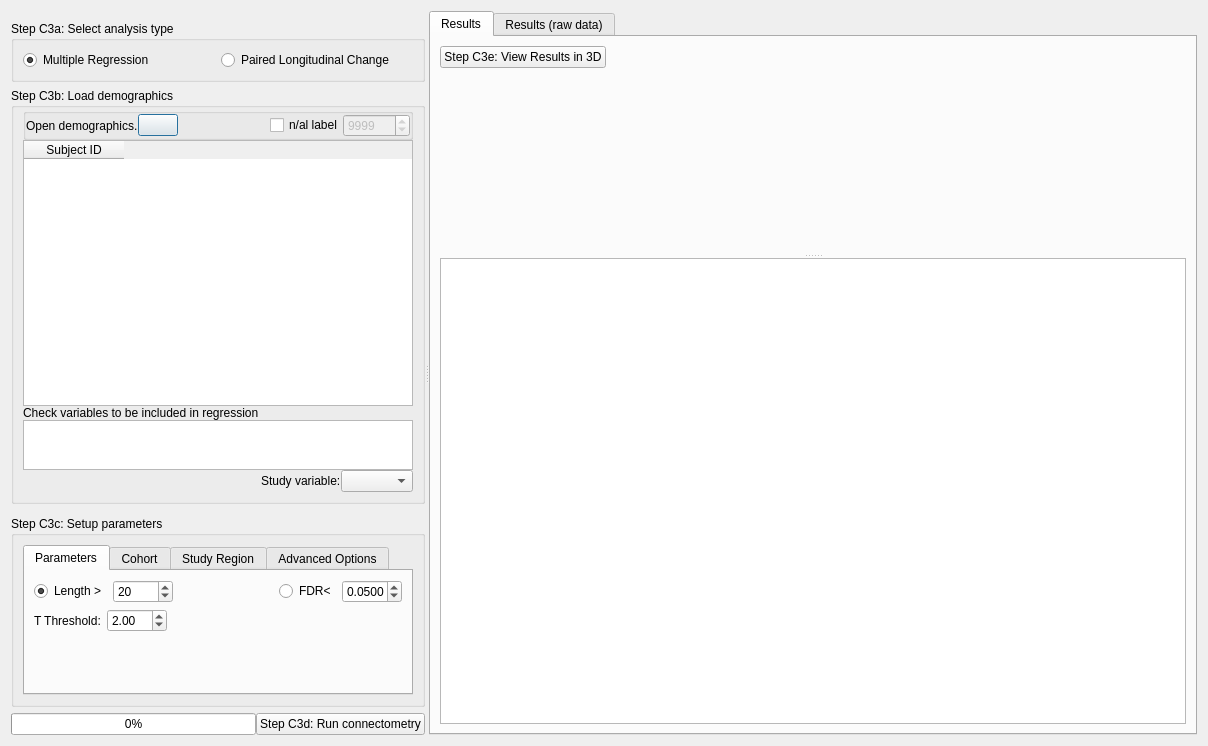
Old version of the form connectometry/group_connectometry.ui in the repository frankyeh/DSI-Studio.
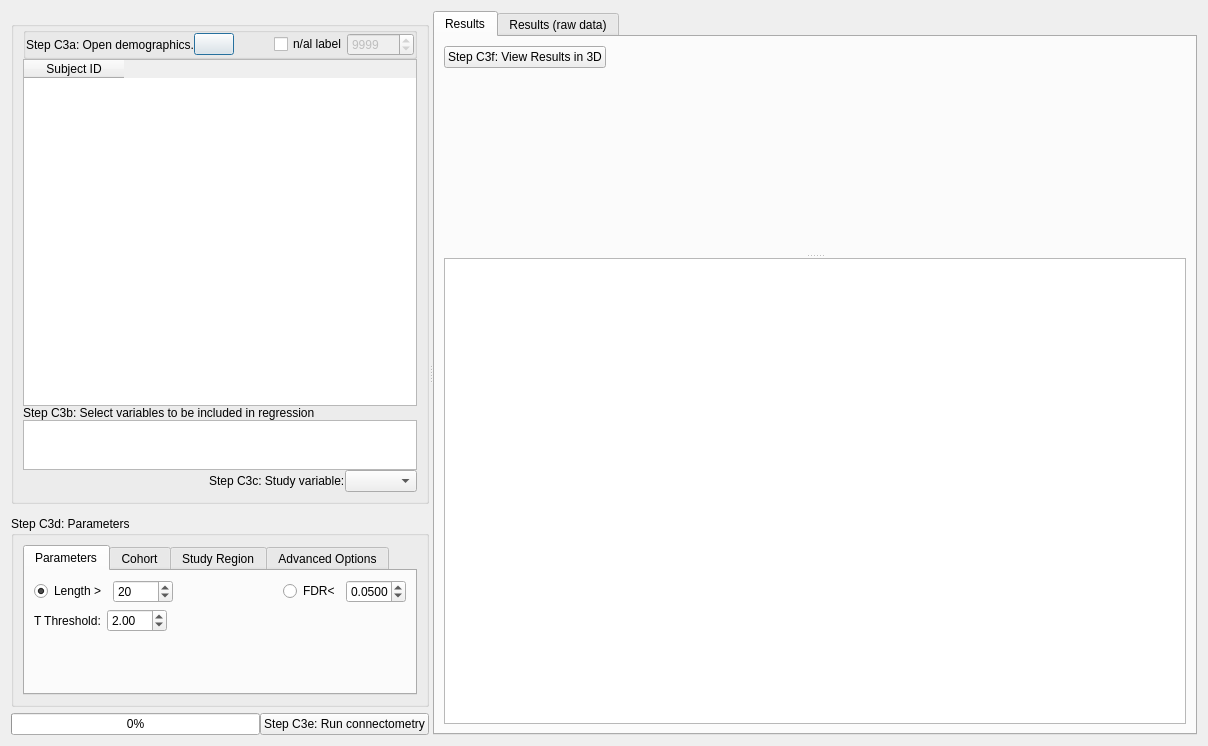
New version of the form. The open tabs and pages were chosen to show the change. Icons and pictures are not drawn.

What changed in the file:
```diff
--- a/connectometry/group_connectometry.ui
+++ b/connectometry/group_connectometry.ui
@@ -49,36 +49,6 @@
        <property name="bottomMargin">
         <number>0</number>
        </property>
-       <item>
-        <widget class="QGroupBox" name="groupBox_4">
-         <property name="title">
-          <string>Step C3a: Select analysis type</string>
-         </property>
-         <layout class="QHBoxLayout" name="horizontalLayout_5">
-          <item>
-           <layout class="QHBoxLayout" name="horizontalLayout_11">
-            <item>
-             <widget class="QRadioButton" name="rb_regression">
-              <property name="text">
-               <string>Multiple Regression</string>
-              </property>
-              <property name="checked">
-               <bool>true</bool>
-              </property>
-             </widget>
-            </item>
-            <item>
-             <widget class="QRadioButton" name="rb_longitudina_dif">
-              <property name="text">
-               <string>Paired Longitudinal Change</string>
-              </property>
-             </widget>
-            </item>
-           </layout>
-          </item>
-         </layout>
-        </widget>
-       </item>
        <item>
         <widget class="QGroupBox" name="gb_regression">
          <property name="sizePolicy">
@@ -88,7 +58,7 @@
           </sizepolicy>
          </property>
          <property name="title">
-          <string>Step C3b: Load demographics</string>
+          <string/>
          </property>
          <layout class="QVBoxLayout" name="verticalLayout_2">
           <property name="spacing">
@@ -132,7 +102,7 @@
                <item>
                 <widget class="QLabel" name="open_instruction_2">
                  <property name="text">
-                  <string>Open demographics.</string>
+                  <string>Step C3a: Open demographics.</string>
                  </property>
                 </widget>
                </item>
@@ -260,7 +230,7 @@
              </sizepolicy>
             </property>
             <property name="text">
-             <string>Check variables to be included in regression</string>
+             <string>Step C3b: Select variables to be included in regression</string>
             </property>
            </widget>
           </item>
@@ -316,7 +286,7 @@
                </size>
               </property>
               <property name="text">
-               <string>Study variable:</string>
+               <string>Step C3c: Study variable:</string>
               </property>
              </widget>
             </item>
@@ -376,7 +346,7 @@
           </sizepolicy>
          </property>
          <property name="title">
-          <string>Step C3c: Setup parameters</string>
+          <string>Step C3d: Parameters</string>
          </property>
          <layout class="QVBoxLayout" name="verticalLayout_4">
           <item>
@@ -1119,7 +1089,7 @@
             <bool>true</bool>
            </property>
            <property name="text">
-            <string>Step C3d: Run connectometry</string>
+            <string>Step C3e: Run connectometry</string>
            </property>
            <property name="icon">
             <iconset resource="../icons.qrc">
@@ -1154,7 +1124,7 @@
              <bool>true</bool>
             </property>
             <property name="text">
-             <string>Step C3e: View Results in 3D</string>
+             <string>Step C3f: View Results in 3D</string>
             </property>
            </widget>
           </item>
```
Left out of the diff: 4 changed lines with no effect on the pictures.
